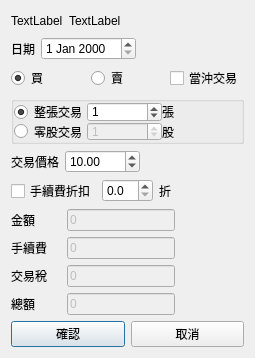
Before: the Qt Designer form QtStockTradingEditDialog.ui in foxking0416/PythonStockPrice, drawn with Qt 5.
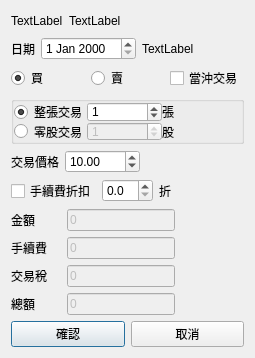
After: the same form once the commit is applied.

Patch:
```diff
--- a/QtStockTradingEditDialog.ui
+++ b/QtStockTradingEditDialog.ui
@@ -75,6 +75,13 @@
      <item>
       <widget class="QDateEdit" name="qtDateEdit"/>
      </item>
+     <item>
+      <widget class="QLabel" name="qtWeekdayLabel">
+       <property name="text">
+        <string>TextLabel</string>
+       </property>
+      </widget>
+     </item>
      <item>
       <spacer name="horizontalSpacer_3">
        <property name="orientation">
```
